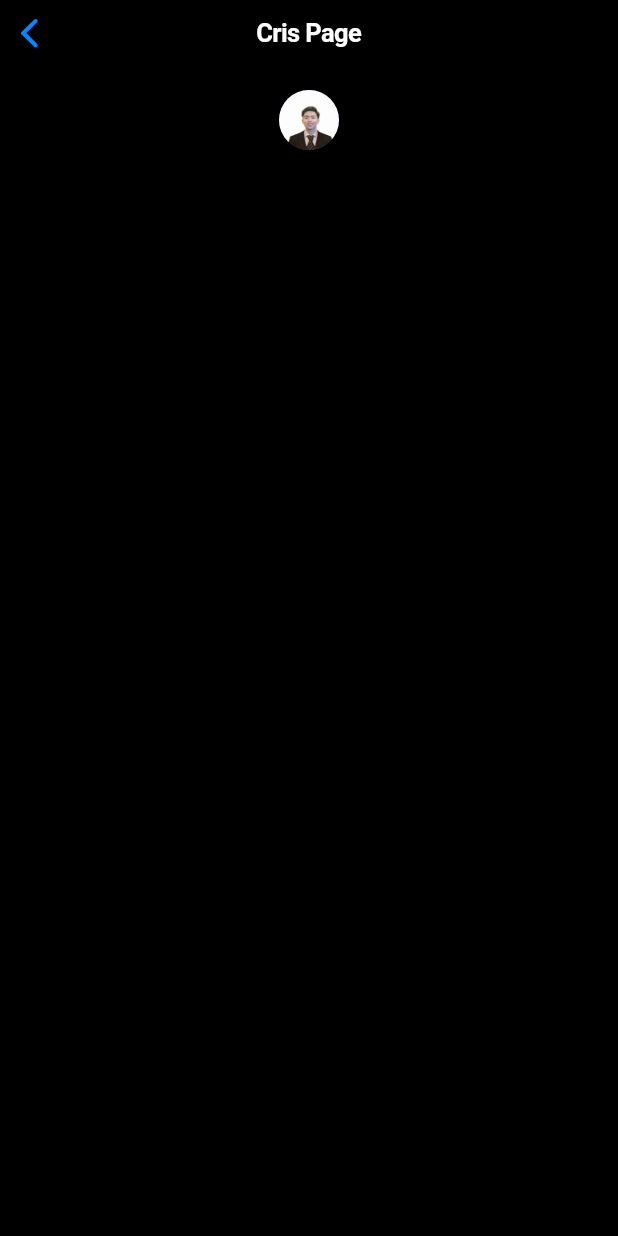
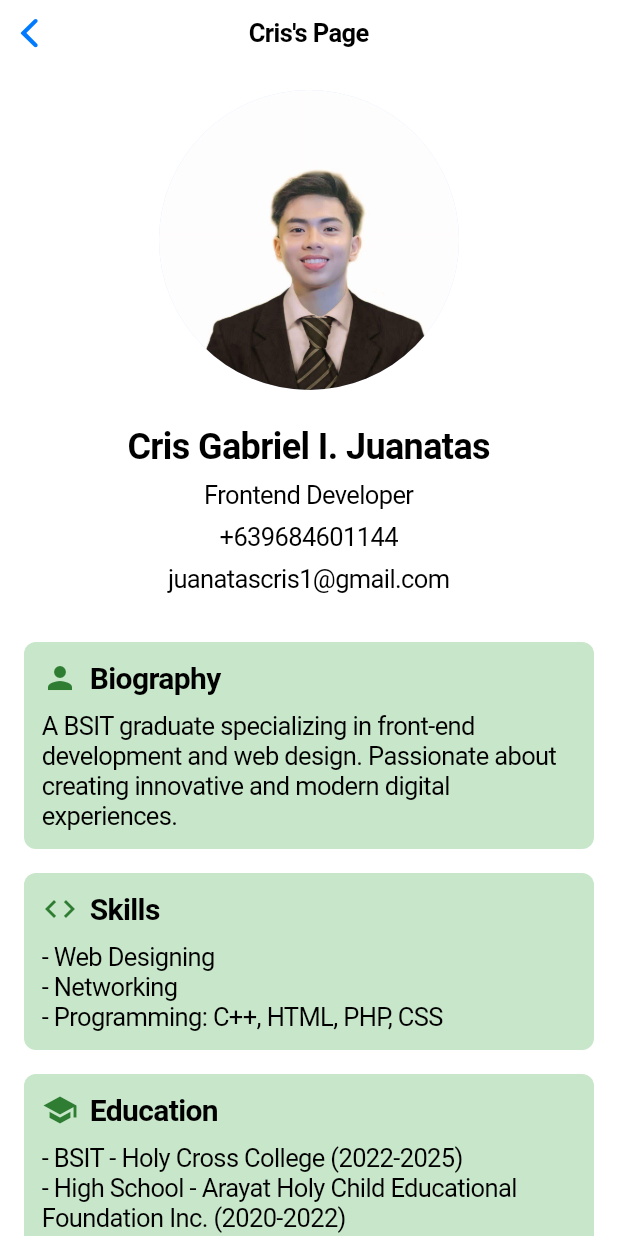
Before and after one commit to macapagal-marc-lawrence/Activity3-flutter, a Flutter app: the CrisPage screen opened directly, on a phone screen of 412 x 824 dp. Run offline on Flutter 3.47's test engine with Material 3 defaults, Android fonts, the phone set to English and light mode, and no system bars.

Commit message:
update my page resume, commit by cris

```diff
--- a/lib/crispage.dart
+++ b/lib/crispage.dart
@@ -1,19 +1,14 @@
 import 'package:flutter/cupertino.dart';
 import 'package:flutter/material.dart';
 
-class CrisPage extends StatefulWidget {
+class CrisPage extends StatelessWidget {
   const CrisPage({super.key});
 
-  @override
-  State<CrisPage> createState() => _CrisPageState();
-}
-
-class _CrisPageState extends State<CrisPage> {
   @override
   Widget build(BuildContext context) {
     return CupertinoPageScaffold(
       navigationBar: CupertinoNavigationBar(
-        middle: const Text ("Cris Page"),
+        middle: const Text("Cris's Page"),
         backgroundColor: Colors.green.shade600,
       ),
       child: SafeArea(
@@ -25,15 +20,101 @@ class _CrisPageState extends State<CrisPage> {
               Center(
                 child: CircleAvatar(
                   backgroundImage: AssetImage('images/criss.jpg'),
+                  radius: 100,
                 ),
-              )
-
+              ),
+              const SizedBox(height: 20),
+              Center(
+                child: Column(
+                  children: [
+                    _buildText("Cris Gabriel I. Juanatas",
+                        style: const TextStyle(
+                            fontSize: 24, fontWeight: FontWeight.bold)),
+                    _buildText("Frontend Developer"),
+                    _buildText("+639684601144"),
+                    _buildText("juanatascris1@gmail.com"),
+                  ],
+                ),
+              ),
+              const SizedBox(height: 20),
+              _buildSection("Biography",
+                  "A BSIT graduate specializing in front-end development and web design. Passionate about creating innovative and modern digital experiences.",
+                  color: Colors.green.shade100,
+                  icon: Icons.person),
+              _buildSection("Skills", [
+                "Web Designing",
+                "Networking",
+                "Programming: C++, HTML, PHP, CSS"
+              ], color: Colors.green.shade100, icon: Icons.code),
+              _buildSection("Education", [
+                "BSIT - Holy Cross College (2022-2025)",
+                "High School - Arayat Holy Child Educational Foundation Inc. (2020-2022)",
+                "High School - Gatiawin High School (2016-2020)",
+                "High School - Gatiawin Elementary School (2009-2015)"
+              ], color: Colors.green.shade100, icon: Icons.school),
+              _buildSection("Portfolio", [
+                "Point of Sale System - PHP, MySQL, Bootstrap",
+                "E-commerce Website - Full-stack implementation",
+                "Inventory System - Built with Laravel"
+              ], color: Colors.green.shade100, icon: Icons.work),
+              _buildSection("References",
+                  "Available upon request. Contact:\nJohn Doe - Lead Developer, XYZ Company\nJane Smith-CТО, АВС Corporation",
+                  color: Colors.green.shade100,
+                  icon: Icons.people),
+              _buildSection("Languages", [
+                "English - Beginner",
+                "Tagalog - Intermediate",
+                "Kapampangan - Basic"
+              ], color: Colors.green.shade100, icon: Icons.language),
             ],
-
           ),
         ),
       ),
+    );
+  }
 
+  Widget _buildText(String text, {TextStyle? style}) {
+    return Padding(
+      padding: const EdgeInsets.symmetric(vertical: 4.0),
+      child: Text(text, style: style),
+    );
+  }
+
+  Widget _buildSection(String title, dynamic content,
+      {Color? color, IconData? icon}) {
+    return Padding(
+      padding: const EdgeInsets.symmetric(vertical: 8.0),
+      child: Container(
+        padding: const EdgeInsets.all(12.0),
+        decoration: BoxDecoration(
+          color: color,
+          borderRadius: BorderRadius.circular(8.0),
+        ),
+        child: Column(
+          crossAxisAlignment: CrossAxisAlignment.start,
+          children: [
+            Row(
+              children: [
+                Icon(icon, color: Colors.green.shade800),
+                const SizedBox(width: 8),
+                Text(
+                  title,
+                  style: const TextStyle(
+                      fontSize: 20, fontWeight: FontWeight.bold),
+                ),
+              ],
+            ),
+            const SizedBox(height: 10),
+            if (content is String)
+              Text(content)
+            else if (content is List<String>)
+              Column(
+                crossAxisAlignment: CrossAxisAlignment.start,
+                children: content.map((item) => Text("- $item")).toList(),
+              )
+          ],
+        ),
+      ),
     );
   }
 }
--- a/lib/main.dart
+++ b/lib/main.dart
@@ -4,7 +4,7 @@ import 'package:flutter/cupertino.dart';
 void main() {
   runApp(CupertinoApp(
     theme: CupertinoThemeData(
-      brightness: Brightness.dark
+      brightness: Brightness.light
     ),
     debugShowCheckedModeBanner: false,
     home: MyApp(),
```
